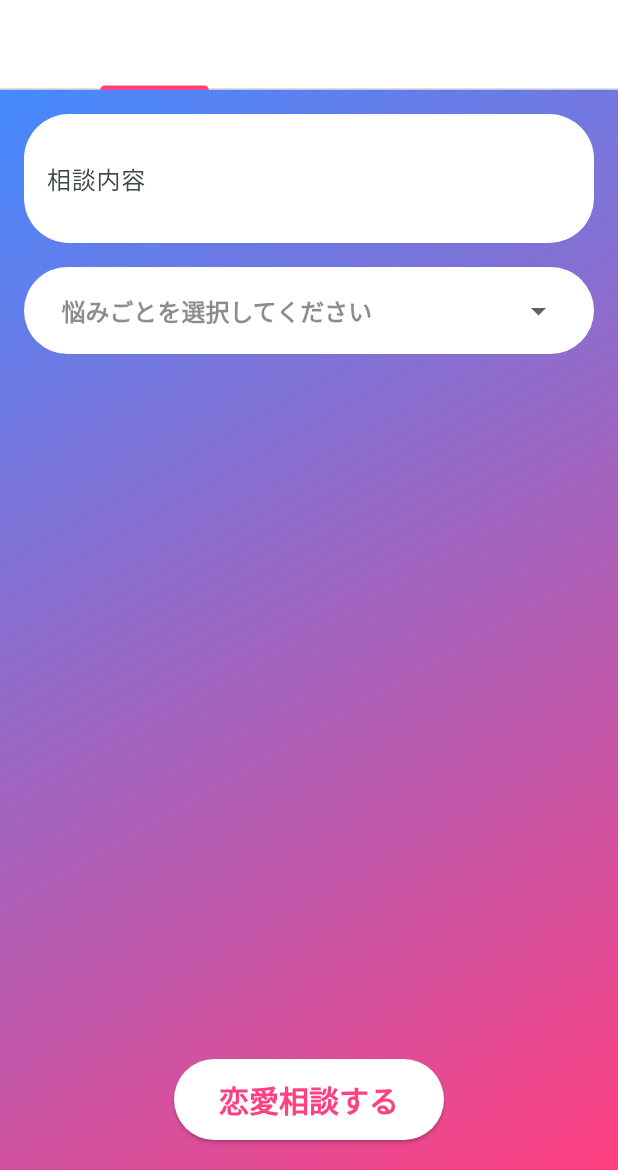
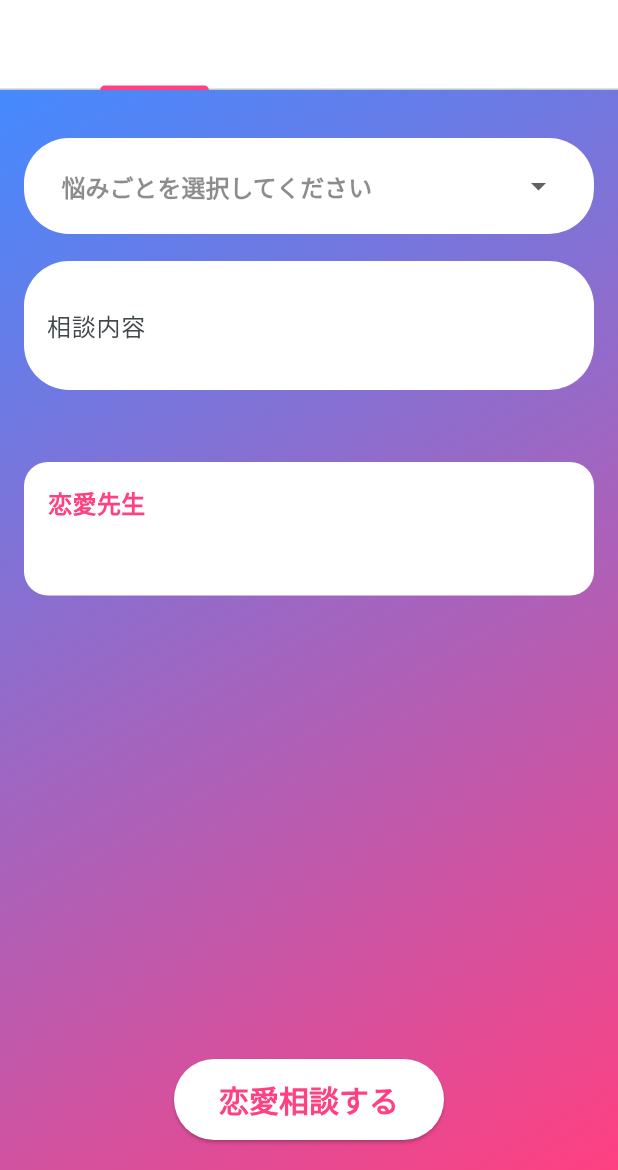
Before and after one commit to amIkaito/inlove, a Flutter app: the screen it shows after launch, on a phone screen of 412 x 824 dp, the part 66-1236 px from its top. Run offline on Flutter 3.47's test engine with Material 2 defaults, Android fonts, the phone set to English and light mode, and no system bars; our stand-ins replace loading_animation_widget; Roboto replaces fonts that are missing (DancingScript).

Commit message:
ローディングアニメーションを追加 恋愛相談ボタンを押したらローディング中は再度ボタンをすことを不可能にしました。

```diff
--- a/lib/Tabbar/love_advice.dart
+++ b/lib/Tabbar/love_advice.dart
@@ -1,5 +1,6 @@
 import 'package:flutter/material.dart';
 import '../api_service.dart';
+import 'package:loading_animation_widget/loading_animation_widget.dart';
 
 class LoveAdvicePage extends StatefulWidget {
   @override
@@ -7,13 +8,7 @@ class LoveAdvicePage extends StatefulWidget {
     return MaterialApp(
       title: 'GPT Love & Date Planner',
       theme: ThemeData(
-        useMaterial3: true,
-        colorSchemeSeed: Colors.blueGrey,
-        popupMenuTheme: ThemeData.light().popupMenuTheme.copyWith(
-              shape: RoundedRectangleBorder(
-                borderRadius: BorderRadius.circular(30),
-              ),
-            ),
+        primarySwatch: Colors.blue,
       ),
     );
   }
@@ -34,6 +29,7 @@ class _LoveAdvicePageState extends State<LoveAdvicePage>
   String _responseText = '';
   String? _selectedLoveAdviceTemplate;
   late TabController _tabController; // この行を追加
+  bool _loading = false;
 
   Map<String, String> loveAdviceTemplates = {
     'アプローチ方法についての相談':
@@ -62,25 +58,27 @@ class _LoveAdvicePageState extends State<LoveAdvicePage>
     super.dispose();
   }
 
-  Future<void> _sendRequest(Future<String> Function(String) apiFunction) async {
+  Future<void> _sendRequest(
+      Future<String> Function(String inputText) requestHandler) async {
+    String inputText = _inputController.text.trim();
+    if (inputText.isEmpty) return;
+
     setState(() {
-      _isLoading = true;
+      _loading = true;
     });
 
-    final inputText = _inputController.text;
     try {
-      final outputText = await apiFunction(inputText);
+      String outputText = await requestHandler(inputText);
       setState(() {
         _outputText = outputText;
       });
-    } catch (error) {
-      print('Error: $error'); // 追加: エラー内容を出力
+    } catch (e) {
       setState(() {
         _outputText = 'エラーが発生しました。もう一度お試しください。';
       });
     } finally {
       setState(() {
-        _isLoading = false;
+        _loading = false;
       });
     }
   }
@@ -109,22 +107,53 @@ class _LoveAdvicePageState extends State<LoveAdvicePage>
           ),
         ),
         SizedBox(height: 16), // この行を追加
-        _buildTemplateDropdown(), // この行を追加
       ],
     );
   }
 
   Widget _buildOutputField() {
-    return Text(
+    return Container(
+      width: 400,
+      padding: EdgeInsets.all(16),
+      decoration: BoxDecoration(
+        color: Colors.white,
+        borderRadius: BorderRadius.circular(16),
+      ),
+      child: Column(
+        crossAxisAlignment: CrossAxisAlignment.start,
+        children: [
+          Row(
+            children: [
+              Text(
+                '恋愛先生',
+                style: TextStyle(
+                  color: Colors.pinkAccent,
+                  fontSize: 16,
+                  fontWeight: FontWeight.w900,
+                ),
+              ),
+              SizedBox(width: 8), // 恋愛先生の名前とローディングインジケータの間にスペースを追加
+              if (_loading)
+                LoadingAnimationWidget.threeArchedCircle(
+                  color: Colors.pinkAccent,
+                  size: 22,
+                ),
+            ],
+          ),
+          SizedBox(height: 8), // 恋愛先生の名前と回答の間にスペースを追加
+          Text(
             _outputText,
             style: TextStyle(fontSize: 18, fontWeight: FontWeight.bold),
+          ),
+        ],
+      ),
     );
   }
 
   Widget _buildTemplateDropdown() {
     return Center(
       child: Container(
-        padding: EdgeInsets.all(5), // パディングを追加
+        padding: EdgeInsets.all(8), // パディングを追加
         decoration: BoxDecoration(
           color: Colors.white, // 背景色を設定
           borderRadius: BorderRadius.circular(30.0), // 角丸を設定
@@ -158,7 +187,7 @@ class _LoveAdvicePageState extends State<LoveAdvicePage>
                 value: key,
                 child: Container(
                   decoration: BoxDecoration(
-                    borderRadius: BorderRadius.circular(10),
+                    borderRadius: BorderRadius.circular(20),
                     color: Colors.white,
                   ),
                   child: SelectableText(
@@ -186,7 +215,11 @@ class _LoveAdvicePageState extends State<LoveAdvicePage>
 
   @override
   Widget build(BuildContext context) {
-    return Scaffold(
+    return GestureDetector(
+      onTap: () {
+        FocusScope.of(context).requestFocus(FocusNode());
+      },
+      child: Scaffold(
         body: Container(
           decoration: BoxDecoration(
             gradient: LinearGradient(
@@ -204,17 +237,23 @@ class _LoveAdvicePageState extends State<LoveAdvicePage>
                     child: Column(
                       crossAxisAlignment: CrossAxisAlignment.start,
                       children: <Widget>[
+                        SizedBox(height: 16),
+                        _buildTemplateDropdown(), // この行を追加
+                        SizedBox(height: 18),
                         _buildInputField(),
-                      SizedBox(height: 16),
+                        SizedBox(height: 32),
                         _buildOutputField(),
                       ],
                     ),
                   ),
                 ),
               ),
+              SizedBox(height: 16),
               Center(
                 child: ElevatedButton(
-                onPressed: () async {
+                  onPressed: _loading // _loadingがtrueの場合、ボタンを無効化する
+                      ? null
+                      : () async {
                           await _sendRequest((inputText) =>
                               widget.apiService.getLoveAdvice(inputText));
 
@@ -241,6 +280,7 @@ class _LoveAdvicePageState extends State<LoveAdvicePage>
             ],
           ),
         ),
+      ),
     );
   }
 }
--- a/lib/api_service.dart
+++ b/lib/api_service.dart
@@ -3,7 +3,7 @@ import 'package:http/http.dart' as http;
 
 class ApiService {
   static const String _apiKey =
-      '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';
+      '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';
   static const String _apiEndpoint =
       'https://api.openai.com/v1/chat/completions';
 
--- a/lib/main.dart
+++ b/lib/main.dart
@@ -2,6 +2,7 @@ import 'package:flutter/material.dart';
 import 'api_service.dart';
 import 'Tabbar/date_planning_input_fields.dart';
 import 'Tabbar/love_advice.dart'; // 追加: import LoveAdvicePage
+import 'package:loading_animation_widget/loading_animation_widget.dart';
 
 void main() {
   runApp(MyApp());
@@ -17,6 +18,11 @@ class MyApp extends StatelessWidget {
         colorSchemeSeed: Colors.blueGrey,
         appBarTheme: AppBarTheme(
           backgroundColor: Color.fromARGB(255, 255, 255, 255),
+        ),
+        popupMenuTheme: PopupMenuThemeData(
+          shape: RoundedRectangleBorder(
+            borderRadius: BorderRadius.circular(30.0),
+          ),
         ),
         scaffoldBackgroundColor: Colors.pinkAccent,
       ),
```
Also changed, not shown: lib/Tabbar/date_planning_input_fields.dart (+8 -2 lines), pubspec.yaml (+4 -69 lines), pubspec.lock. Lines whose indentation alone changed are shown as unchanged.
